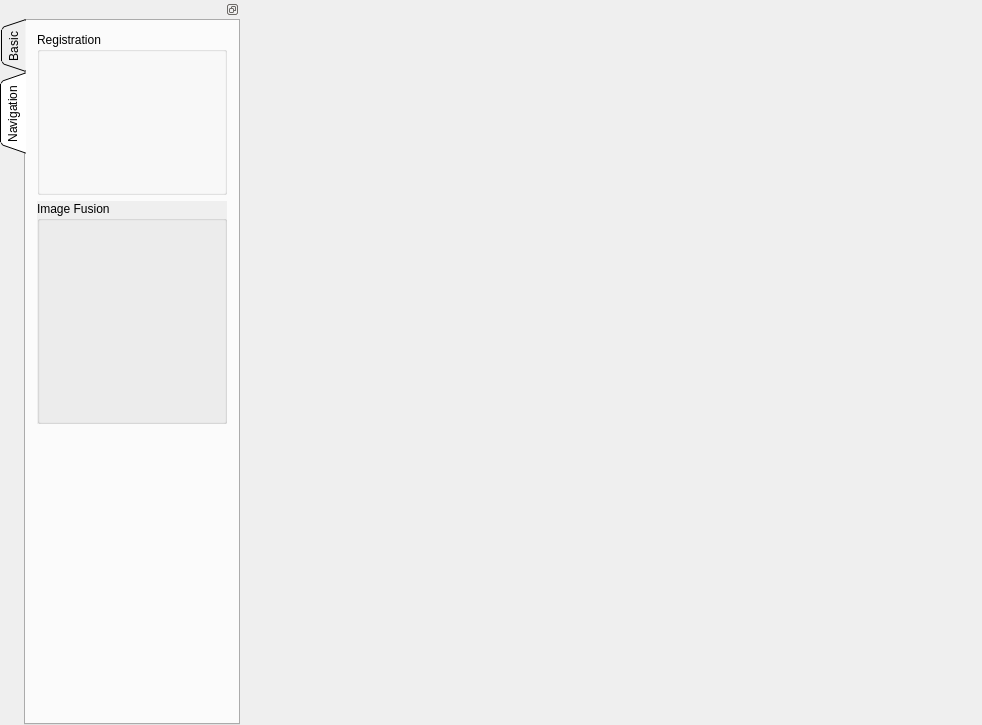
Above: Applications/stkAuroraTrackerApp/stkSlicerApp.ui from zpphigh/STK before the change. Below: the same form after it.
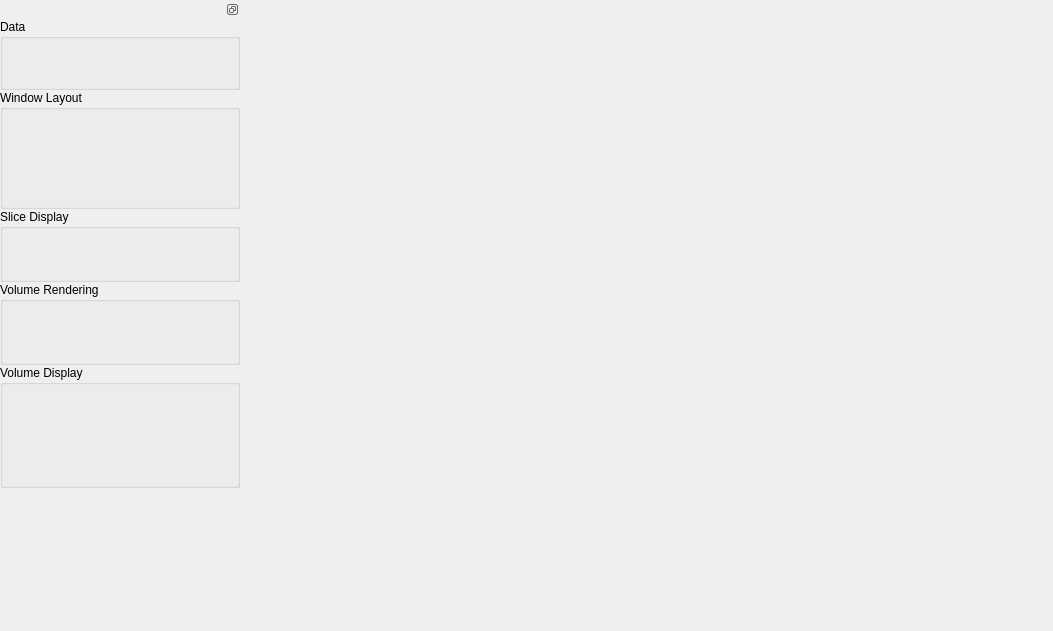
That is the form after the change. The open tabs and pages were chosen to show the change. Custom widgets are drawn as their Qt base class.

Diff of the .ui file:
```diff
--- a/Applications/stkAuroraTrackerApp/stkSlicerApp.ui
+++ b/Applications/stkAuroraTrackerApp/stkSlicerApp.ui
@@ -6,8 +6,8 @@
    <rect>
     <x>0</x>
     <y>0</y>
-    <width>982</width>
-    <height>725</height>
+    <width>1053</width>
+    <height>631</height>
    </rect>
   </property>
   <property name="windowTitle">
@@ -57,22 +57,6 @@
       <number>0</number>
      </property>
      <item>
-      <widget class="QTabWidget" name="tabWidget">
-       <property name="tabPosition">
-        <enum>QTabWidget::West</enum>
-       </property>
-       <property name="tabShape">
-        <enum>QTabWidget::Triangular</enum>
-       </property>
-       <property name="currentIndex">
-        <number>0</number>
-       </property>
-       <widget class="QWidget" name="basicTab">
-        <attribute name="title">
-         <string>Basic</string>
-        </attribute>
-        <layout class="QVBoxLayout" name="verticalLayout_6">
-         <item>
           <widget class="QGroupBox" name="DataGroupBox">
            <property name="title">
             <string>Data</string>
@@ -220,93 +204,10 @@
            <property name="sizeHint" stdset="0">
             <size>
              <width>20</width>
-             <height>222</height>
+         <height>182</height>
             </size>
            </property>
           </spacer>
-         </item>
-        </layout>
-       </widget>
-       <widget class="QWidget" name="NavigationTab">
-        <attribute name="title">
-         <string>Navigation</string>
-        </attribute>
-        <layout class="QVBoxLayout" name="verticalLayout_9">
-         <item>
-          <widget class="QGroupBox" name="FiducialMarkerRegistrationGroupBox">
-           <property name="title">
-            <string>Registration</string>
-           </property>
-           <layout class="QVBoxLayout" name="verticalLayout_7">
-            <property name="spacing">
-             <number>0</number>
-            </property>
-            <property name="margin">
-             <number>0</number>
-            </property>
-            <item>
-             <widget class="stkFiducialMarkerRegistrationWidget" name="FiducialMarkerRegistrationWidget" native="true">
-              <property name="minimumSize">
-               <size>
-                <width>0</width>
-                <height>140</height>
-               </size>
-              </property>
-              <property name="autoFillBackground">
-               <bool>false</bool>
-              </property>
-             </widget>
-            </item>
-           </layout>
-          </widget>
-         </item>
-         <item>
-          <widget class="QGroupBox" name="UltrasoundImageFusionGroupBox">
-           <property name="autoFillBackground">
-            <bool>true</bool>
-           </property>
-           <property name="title">
-            <string>Image Fusion</string>
-           </property>
-           <layout class="QVBoxLayout" name="verticalLayout_8">
-            <property name="spacing">
-             <number>0</number>
-            </property>
-            <property name="margin">
-             <number>0</number>
-            </property>
-            <item>
-             <widget class="stkUltrasoundImageFusionWidget" name="UltrasoundImageFusionWidget" native="true">
-              <property name="minimumSize">
-               <size>
-                <width>0</width>
-                <height>200</height>
-               </size>
-              </property>
-              <property name="autoFillBackground">
-               <bool>false</bool>
-              </property>
-             </widget>
-            </item>
-           </layout>
-          </widget>
-         </item>
-         <item>
-          <spacer name="verticalSpacer_2">
-           <property name="orientation">
-            <enum>Qt::Vertical</enum>
-           </property>
-           <property name="sizeHint" stdset="0">
-            <size>
-             <width>20</width>
-             <height>296</height>
-            </size>
-           </property>
-          </spacer>
-         </item>
-        </layout>
-       </widget>
-      </widget>
      </item>
     </layout>
    </widget>
@@ -344,18 +245,6 @@
    <header>stkSlicerSliceNodeWidget.h</header>
    <container>1</container>
   </customwidget>
-  <customwidget>
-   <class>stkFiducialMarkerRegistrationWidget</class>
-   <extends>QWidget</extends>
-   <header>stkFiducialMarkerRegistrationWidget.h</header>
-   <container>1</container>
-  </customwidget>
-  <customwidget>
-   <class>stkUltrasoundImageFusionWidget</class>
-   <extends>QWidget</extends>
-   <header location="global">stkUltrasoundImageFusionWidget.h</header>
-   <container>1</container>
-  </customwidget>
  </customwidgets>
  <resources/>
  <connections/>
```
Lines whose indentation alone changed are shown as unchanged.
